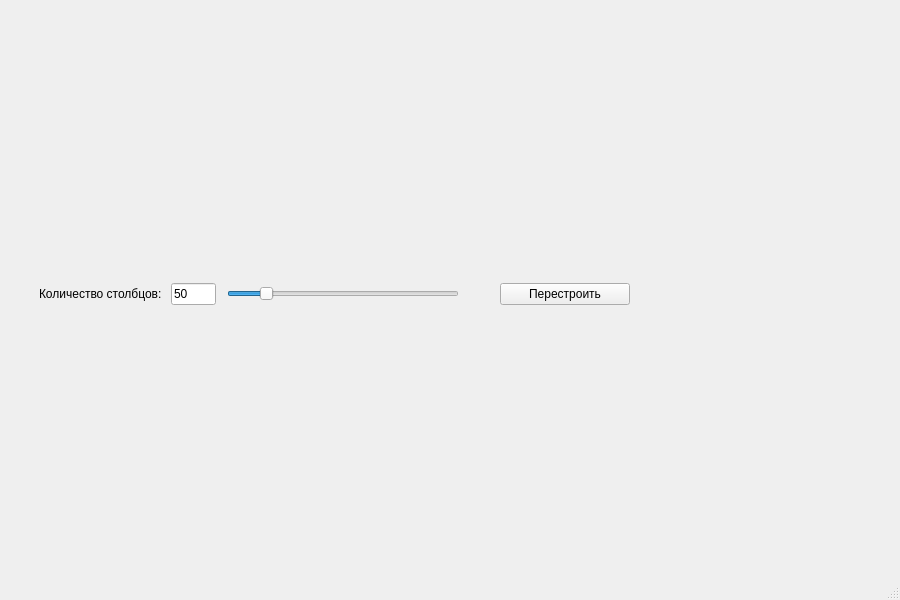
Before: the Qt Designer form Recognite/diagramwindow.ui in relaxesemind/Recognite, drawn with Qt 5.
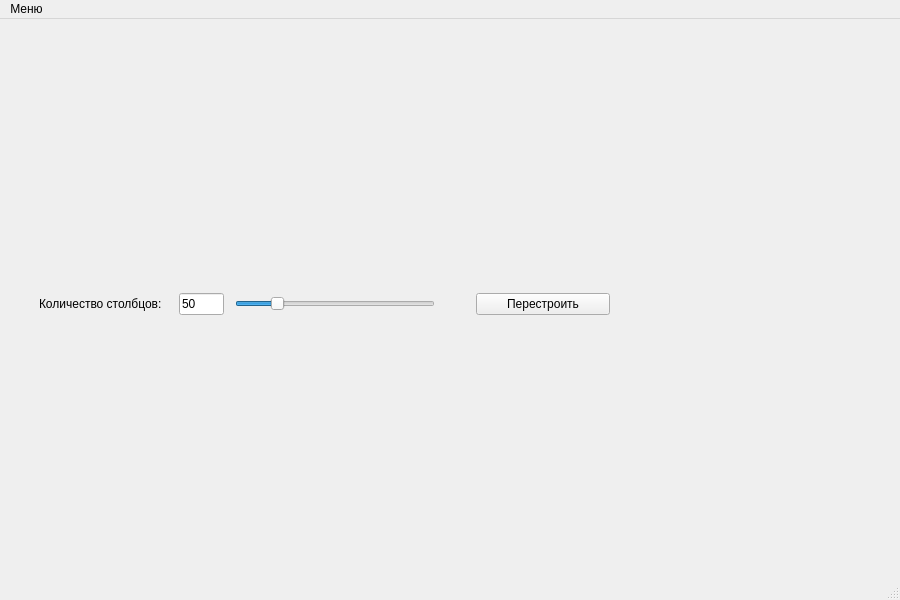
After: the same form once the commit is applied.

What changed in the file:
```diff
--- a/Recognite/diagramwindow.ui
+++ b/Recognite/diagramwindow.ui
@@ -42,7 +42,7 @@
           <rect>
            <x>30</x>
            <y>20</y>
-           <width>591</width>
+           <width>571</width>
            <height>26</height>
           </rect>
          </property>
@@ -85,8 +85,14 @@
           </item>
           <item>
            <widget class="QSlider" name="horizontalSlider">
+            <property name="maximumSize">
+             <size>
+              <width>200</width>
+              <height>16777215</height>
+             </size>
+            </property>
             <property name="minimum">
-             <number>15</number>
+             <number>4</number>
             </property>
             <property name="maximum">
              <number>250</number>
@@ -142,9 +148,18 @@
      <x>0</x>
      <y>0</y>
      <width>900</width>
-     <height>21</height>
+     <height>22</height>
     </rect>
    </property>
+   <widget class="QMenu" name="menu">
+    <property name="title">
+     <string>Меню</string>
+    </property>
+    <addaction name="exportFileAction"/>
+    <addaction name="barDiagramChecker"/>
+    <addaction name="splineChecker"/>
+   </widget>
+   <addaction name="menu"/>
   </widget>
   <widget class="QStatusBar" name="statusbar"/>
  </widget>
```
Left out of the diff: 15 changed lines with no effect on the pictures.
